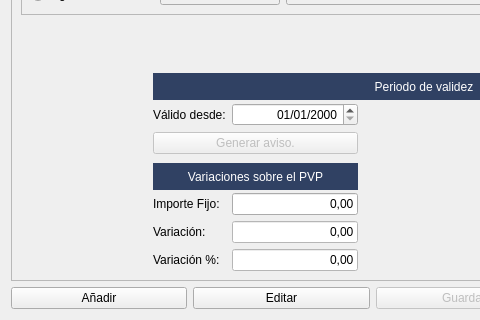
arcnexus/RedFoX, file Almacen/frmexcepciones.ui: the form before one commit; both pictures show x 0 to 480 and y 290 to 610 of the 1110 by 610 pixel window.
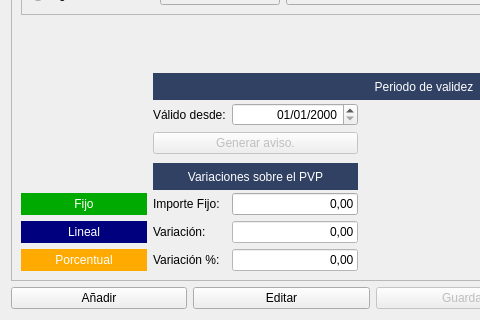
The form after the commit. Icons and pictures are not drawn.

```diff
--- a/Almacen/frmexcepciones.ui
+++ b/Almacen/frmexcepciones.ui
@@ -147,19 +147,6 @@
         </property>
        </widget>
       </item>
-      <item row="9" column="0">
-       <spacer name="horizontalSpacer">
-        <property name="orientation">
-         <enum>Qt::Horizontal</enum>
-        </property>
-        <property name="sizeHint" stdset="0">
-         <size>
-          <width>93</width>
-          <height>20</height>
-         </size>
-        </property>
-       </spacer>
-      </item>
       <item row="5" column="5">
        <widget class="QDateEdit" name="txtHasta">
         <property name="alignment">
@@ -724,6 +711,61 @@
         </property>
        </widget>
       </item>
+      <item row="8" column="0">
+       <widget class="QLabel" name="label">
+        <property name="styleSheet">
+         <string notr="true">background-color: rgb(0, 170, 0);
+color: rgb(255, 255, 255);</string>
+        </property>
+        <property name="text">
+         <string>Fijo</string>
+        </property>
+        <property name="alignment">
+         <set>Qt::AlignCenter</set>
+        </property>
+       </widget>
+      </item>
+      <item row="7" column="0">
+       <spacer name="horizontalSpacer">
+        <property name="orientation">
+         <enum>Qt::Horizontal</enum>
+        </property>
+        <property name="sizeHint" stdset="0">
+         <size>
+          <width>93</width>
+          <height>20</height>
+         </size>
+        </property>
+       </spacer>
+      </item>
+      <item row="9" column="0">
+       <widget class="QLabel" name="label_2">
+        <property name="styleSheet">
+         <string notr="true">background-color: rgb(0, 0, 127);
+color: rgb(255, 255, 255);</string>
+        </property>
+        <property name="text">
+         <string>Lineal</string>
+        </property>
+        <property name="alignment">
+         <set>Qt::AlignCenter</set>
+        </property>
+       </widget>
+      </item>
+      <item row="10" column="0">
+       <widget class="QLabel" name="label_3">
+        <property name="styleSheet">
+         <string notr="true">background-color: rgb(255, 170, 0);
+color: rgb(255, 255, 255);</string>
+        </property>
+        <property name="text">
+         <string>Porcentual</string>
+        </property>
+        <property name="alignment">
+         <set>Qt::AlignCenter</set>
+        </property>
+       </widget>
+      </item>
      </layout>
     </widget>
    </item>
```
